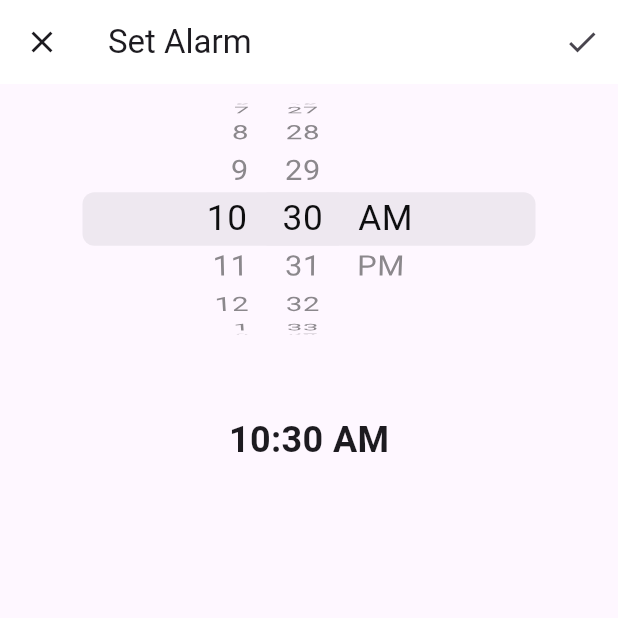
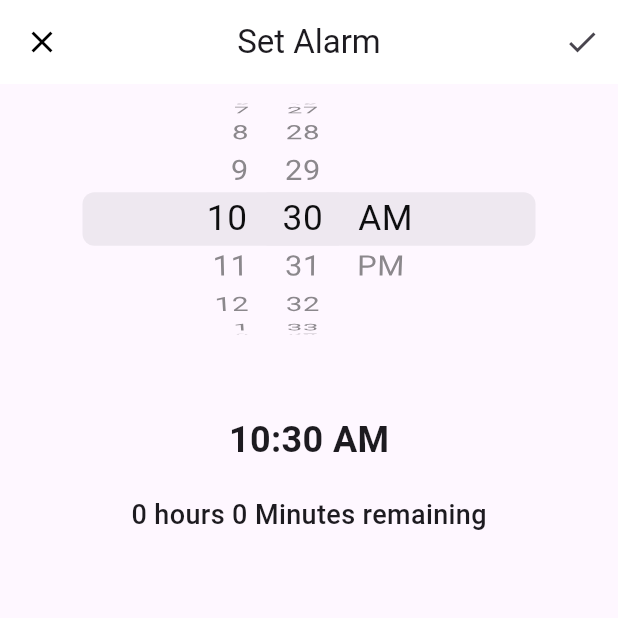
Before and after one commit to wahidmurad1/Alarm-App, a Flutter app: the AlarmView screen opened directly, after a tap on the "add" icon, on a phone screen of 412 x 824 dp, the top half of it. Run offline on Flutter 3.47's test engine with Material 2 defaults, Android fonts, the phone set to English and light mode, and no system bars; our stand-ins replace flutter_local_notifications, flutter_riverpod.

```diff
--- a/lib/alarm_change_notifier.dart
+++ b/lib/alarm_change_notifier.dart
@@ -2,10 +2,23 @@ import 'package:flutter/material.dart';
 import 'package:flutter_riverpod/flutter_riverpod.dart';
 
 class AlarmChangeNotifier extends ChangeNotifier {
+  //   consumerState(){
+  // }
   final List<String> alarmList = [];
   void add(String value) {
     alarmList.add(value);
     notifyListeners();
+  }
+
+
+  String getDifference(DateTime alarmTime) {
+    if (alarmTime.isBefore(DateTime.now())) {
+      Duration duration = Duration(hours: 24) + alarmTime.difference(DateTime.now());
+      return '${duration.inHours.abs()} hours ${duration.inMinutes.remainder(60).abs()} Minutes';
+    } else {
+      Duration duration = DateTime.now().difference(alarmTime);
+      return '${duration.inHours.abs()} hours ${duration.inMinutes.remainder(60).abs()} Minutes';
+    }
   }
 
   final pickedTimeProvider = StateProvider<DateTime>(
@@ -13,6 +26,11 @@ class AlarmChangeNotifier extends ChangeNotifier {
       return DateTime.now();
     },
   );
+  // final currentTimeProvider = StateProvider<DateTime>(
+  //   (ref) {
+  //     return DateTime.now();
+  //   },
+  // );
   final switchProvider = StateProvider.family<bool, int>((ref, index) {
     return true;
   });
--- a/lib/alarm_details_page.dart
+++ b/lib/alarm_details_page.dart
@@ -7,34 +7,46 @@ import 'package:intl/intl.dart';
 class AlarmDetailsPage extends ConsumerWidget {
   const AlarmDetailsPage({super.key});
 
+
   @override
   Widget build(BuildContext context, WidgetRef ref) {
     final alarmChangeNotifier = ref.watch(alarmChangeNotifierProvider);
     return Scaffold(
       appBar: AppBar(
         elevation: 0,
+        // scrolledUnderElevation: 30,
+        // flexibleSpace: const SizedBox(
+        //   height: 45,
+        // ),
+        centerTitle: true,
         backgroundColor: Colors.white,
         leading: IconButton(
           onPressed: () {
             Navigator.pop(context);
           },
-          icon: const Icon(Icons.close),
+          icon: const Icon(
+            Icons.close,
+            color: Colors.black,
+          ),
         ),
         title: const Text('Set Alarm'),
         actions: [
           IconButton(
               onPressed: () {
-                //*Need change
-                // ref.read(alarmChangeNotifier.alarmList)
-                //     .add(DateFormat('hh:mm a').format(ref.watch(alarmChangeNotifier.pickedTimeProvider)));
                 alarmChangeNotifier.add(DateFormat('hh:mm a').format(ref.watch(alarmChangeNotifier.pickedTimeProvider)));
                 Navigator.pop(context);
               },
               icon: const Icon(Icons.check)),
         ],
       ),
-      body: Column(
+      body: SizedBox(
+        height: MediaQuery.of(context).size.height,
+        width: MediaQuery.of(context).size.width,
+        child: Column(
           children: [
+            // const SizedBox(
+            //   height: 40,
+            // ),
             SizedBox(
               height: 180,
               child: CupertinoDatePicker(
@@ -42,6 +54,7 @@ class AlarmDetailsPage extends ConsumerWidget {
                 mode: CupertinoDatePickerMode.time,
                 onDateTimeChanged: (value) {
                   ref.read(alarmChangeNotifier.pickedTimeProvider.notifier).state = value;
+                  ref.read(alarmChangeNotifierProvider).getDifference(ref.read(alarmChangeNotifier.pickedTimeProvider.notifier).state);
                 },
               ),
             ),
@@ -51,8 +64,16 @@ class AlarmDetailsPage extends ConsumerWidget {
             Text(
               DateFormat('hh:mm a').format(ref.watch(alarmChangeNotifier.pickedTimeProvider)),
               style: const TextStyle(fontSize: 24, fontWeight: FontWeight.bold),
+            ),
+            const SizedBox(
+              height: 20,
+            ),
+            Text(
+              '${alarmChangeNotifier.getDifference(ref.watch(alarmChangeNotifier.pickedTimeProvider))} remaining',
+              style: const TextStyle(fontSize: 18, fontWeight: FontWeight.w500),
             )
           ],
+        ),
       ),
     );
   }
--- a/lib/alarm_view.dart
+++ b/lib/alarm_view.dart
@@ -1,11 +1,13 @@
 import 'package:alarm_app/alarm_details_page.dart';
+import 'package:alarm_app/notification_services.dart';
 import 'package:alarm_app/providers.dart';
 import 'package:flutter/cupertino.dart';
 import 'package:flutter/material.dart';
 import 'package:flutter_riverpod/flutter_riverpod.dart';
 
 class AlarmView extends ConsumerWidget {
-  const AlarmView({super.key});
+  AlarmView({super.key});
+  final NotificationServices notificationServices = NotificationServices();
 
   @override
   Widget build(BuildContext context, WidgetRef ref) {
@@ -87,6 +89,12 @@ class AlarmView extends ConsumerWidget {
                   },
                 ),
               ),
+              ElevatedButton(
+                  onPressed: () {
+                    notificationServices.initializationNotification();
+                    notificationServices.sendNotification('alarm', 'Alarm Body');
+                  },
+                  child: const Text('Notifications')),
             ],
           ),
         ),
--- a/lib/main.dart
+++ b/lib/main.dart
@@ -1,4 +1,5 @@
 import 'package:alarm_app/alarm_view.dart';
+import 'package:alarm_app/test_page.dart';
 import 'package:flutter/material.dart';
 import 'package:flutter_riverpod/flutter_riverpod.dart';
 
@@ -19,7 +20,7 @@ class MyApp extends StatelessWidget {
         useMaterial3: true,
       ),
       debugShowCheckedModeBanner: false,
-      home: const AlarmView(),
+      home: TestPage(),
     );
   }
 }
--- a/pubspec.yaml
+++ b/pubspec.yaml
@@ -36,6 +36,7 @@ dependencies:
   cupertino_icons: ^1.0.2
   flutter_riverpod: ^2.4.8
   intl: ^0.18.1
+  flutter_local_notifications: ^16.1.0
 
 dev_dependencies:
   flutter_test:
```
Also changed, not shown: lib/notification_services.dart (added, +22 -0 lines), lib/test_page.dart (added, +33 -0 lines), pubspec.lock, 8 other files. Lines whose indentation alone changed are shown as unchanged.
